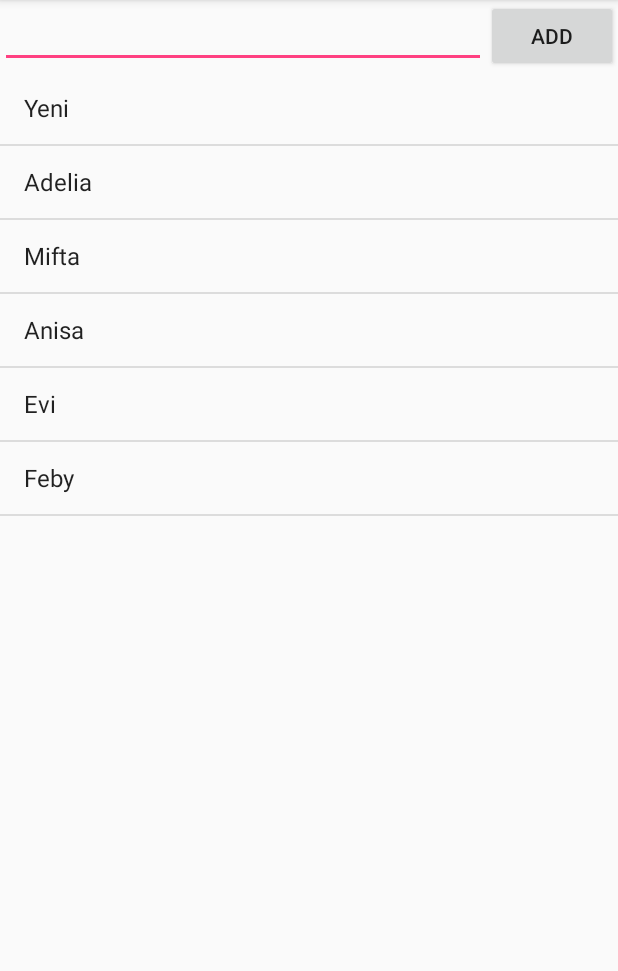
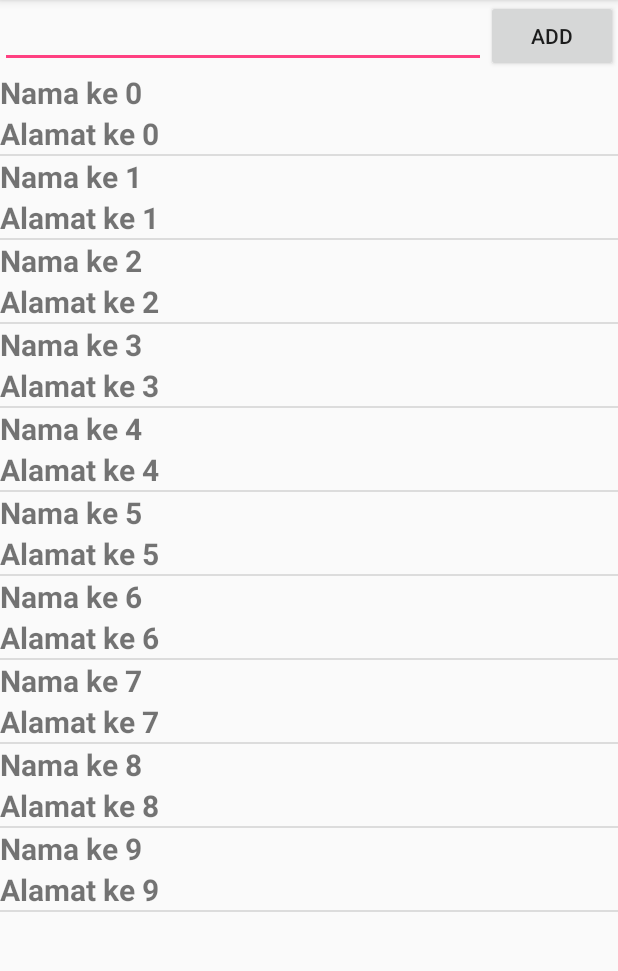
Before and after one commit to yeninurazizah/TestCase, an Android app: the screen it shows after launch (MainActivity), on a phone screen of 412 x 824 dp, the part 84-1055 px from its top. Run offline under Robolectric (Android 15) with nearby library versions, the phone set to English and light mode, and no system bars.

Commit message:
Belajar Android - TestCase List VIew dengan ListPerson - Name, Address

```diff
--- a/learnlistview/src/main/java/id/co/asyst/yeni/learnlistview/MainActivity.java
+++ b/learnlistview/src/main/java/id/co/asyst/yeni/learnlistview/MainActivity.java
@@ -2,23 +2,23 @@ package id.co.asyst.yeni.learnlistview;
 
 import android.os.Bundle;
 import android.support.v7.app.AppCompatActivity;
-import android.view.View;
-import android.widget.AdapterView;
 import android.widget.ArrayAdapter;
 import android.widget.Button;
 import android.widget.EditText;
 import android.widget.ListView;
-import android.widget.Toast;
 
 import java.util.ArrayList;
 
-import id.co.asyst.yeni.learnlistview.fragments.InputBottomSheet;
+import id.co.asyst.yeni.learnlistview.adapter.PersonAdapter;
+import id.co.asyst.yeni.learnlistview.model.Person;
 
-public class MainActivity extends AppCompatActivity implements AdapterView.OnItemClickListener, View.OnClickListener, AdapterView.OnItemLongClickListener, InputBottomSheet.OnSubmitButtonListener {
+public class MainActivity extends AppCompatActivity {
 
     ListView listView;
     ArrayList<String> listNama = new ArrayList<String>();
     ArrayAdapter arrayAdapter;
+
+    ArrayList<Person> listPerson = new ArrayList<>();
 
     EditText inputNameET;
     Button buttonAdd;
@@ -39,17 +39,27 @@ public class MainActivity extends AppCompatActivity implements AdapterView.OnIte
         listNama.add("Evi");
         listNama.add("Feby");
 
+        //ngambil listperson
+        for (int i = 0; i < 10; i++) {
+            Person person = new Person("Nama ke " + i, "Alamat ke " + i);
+            listPerson.add(person);
+        }
 
-        arrayAdapter = new ArrayAdapter(this, android.R.layout.simple_list_item_1, listNama);
+        //nampilin listperson
+        PersonAdapter personAdapter = new PersonAdapter(this, listPerson);
+        listView.setAdapter(personAdapter);
+
+        /*arrayAdapter = new ArrayAdapter(this, android.R.layout.simple_list_item_1, listNama);
         listView.setAdapter(arrayAdapter);
-
 
         listView.setOnItemLongClickListener(this);
         buttonAdd.setOnClickListener(this);
-
+*/
     }
 
-    @Override
+
+//JIKA LONG PRESS MUNCUL BOTTOMSHEET EDIT
+  /*  @Override
     public void onClick(View v) {
         if (!inputNameET.getText().toString().equalsIgnoreCase("")) {
             listNama.add(inputNameET.getText().toString());
@@ -76,5 +86,5 @@ public class MainActivity extends AppCompatActivity implements AdapterView.OnIte
     public void onSubmitButton(String name, int position) {
         listNama.set(position, name);
         arrayAdapter.notifyDataSetChanged();
-    }
+    }*/
 }
--- /dev/null
+++ b/learnlistview/src/main/java/id/co/asyst/yeni/learnlistview/adapter/PersonAdapter.java
@@ -0,0 +1,42 @@
+package id.co.asyst.yeni.learnlistview.adapter;
+
+import android.content.Context;
+import android.support.annotation.NonNull;
+import android.support.annotation.Nullable;
+import android.view.LayoutInflater;
+import android.view.View;
+import android.view.ViewGroup;
+import android.widget.ArrayAdapter;
+import android.widget.TextView;
+
+import java.util.ArrayList;
+
+import id.co.asyst.yeni.learnlistview.R;
+import id.co.asyst.yeni.learnlistview.model.Person;
+
+public class PersonAdapter extends ArrayAdapter<Person> {
+
+    ArrayList<Person> listPerson;
+
+    public PersonAdapter(Context context, ArrayList<Person> listPerson) {
+        super(context, R.layout.item_person, listPerson);
+
+        this.listPerson = listPerson;
+
+    }
+
+    @NonNull
+    @Override
+    public View getView(int position, @Nullable View convertView, @NonNull ViewGroup parent) {
+
+        View rootView = LayoutInflater.from(parent.getContext()).inflate(R.layout.item_person, null);
+
+        TextView nameTV = rootView.findViewById(R.id.name_tv);
+        TextView addressTV = rootView.findViewById(R.id.address_tv);
+
+        nameTV.setText(listPerson.get(position).getName());
+        addressTV.setText(listPerson.get(position).getAddress());
+
+        return rootView;
+    }
+}
--- /dev/null
+++ b/learnlistview/src/main/java/id/co/asyst/yeni/learnlistview/model/Person.java
@@ -0,0 +1,30 @@
+package id.co.asyst.yeni.learnlistview.model;
+
+public class Person {
+
+    String name;
+    String address;
+
+    public Person(String name, String address) {
+        this.name = name;
+        this.address = address;
+    }
+
+
+    public String getName() {
+        return name;
+    }
+
+    public void setName(String name) {
+        this.name = name;
+    }
+
+    public String getAddress() {
+        return address;
+    }
+
+    public void setAddress(String address) {
+        this.address = address;
+    }
+
+}
--- /dev/null
+++ b/learnlistview/src/main/res/layout/item_person.xml
@@ -0,0 +1,24 @@
+<?xml version="1.0" encoding="utf-8"?>
+<LinearLayout xmlns:android="http://schemas.android.com/apk/res/android"
+    xmlns:tools="http://schemas.android.com/tools"
+    android:layout_width="match_parent"
+    android:layout_height="match_parent"
+    android:orientation="vertical">
+
+    <TextView
+        android:id="@+id/name_tv"
+        android:layout_width="match_parent"
+        android:layout_height="wrap_content"
+        android:textSize="20dp"
+        android:textStyle="bold"
+        tools:text="Name" />
+
+    <TextView
+        android:id="@+id/address_tv"
+        android:layout_width="match_parent"
+        android:layout_height="wrap_content"
+        android:textSize="20dp"
+        android:textStyle="bold"
+        tools:text="Address" />
+
+</LinearLayout>
```
